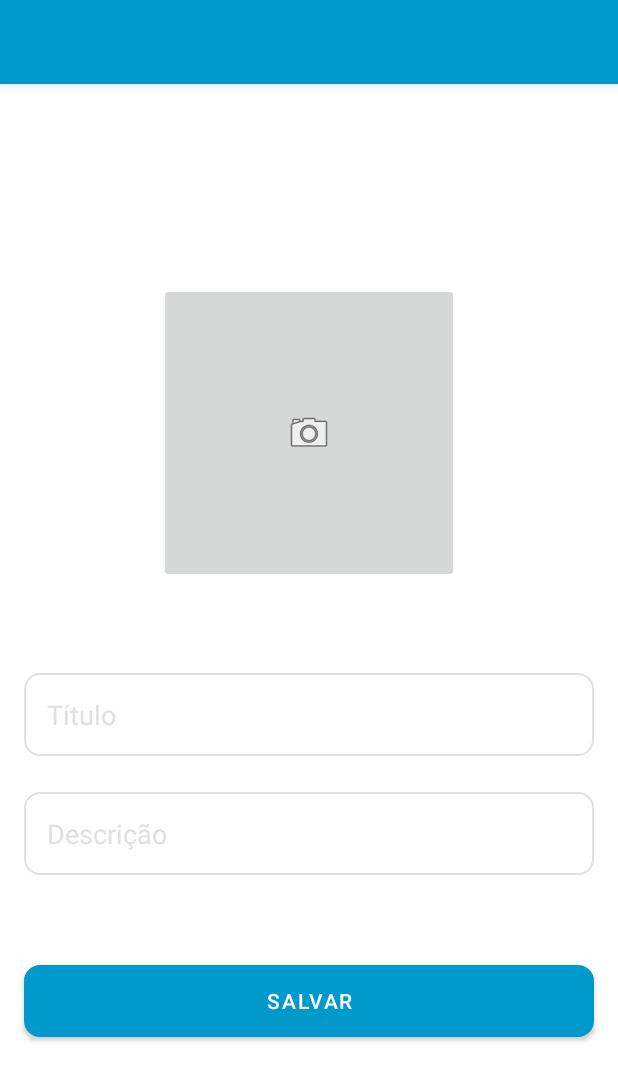
After one commit to RafaelBarbosa09/at-monetizacao-kotlin, an Android app: the CadastroAnotacaoFragment screen opened through its navigation route, on a phone screen of 412 x 824 dp. The commit adds this screen. Shown: the top 1081 px of the screen. Run offline under Robolectric (Android 15) with nearby library versions, the phone set to English and light mode, and no system bars; our stand-ins replace Firebase (no records; nobody signed in at launch, a user with empty details on screens opened directly); 3 statements that could not run were skipped.

Commit message:
dando merda no bitmap

```diff
--- a/app/build.gradle
+++ b/app/build.gradle
@@ -12,7 +12,7 @@ android {
 
     defaultConfig {
         applicationId "br.edu.infnet.at_monetizacao"
-        minSdkVersion 23
+        minSdkVersion 21  //23
         targetSdkVersion 30
         versionCode 1
         versionName "1.0"
@@ -48,6 +48,7 @@ dependencies {
     implementation 'androidx.navigation:navigation-ui-ktx:2.3.5'
     implementation 'androidx.lifecycle:lifecycle-livedata-ktx:2.3.1'
     implementation 'androidx.lifecycle:lifecycle-viewmodel-ktx:2.3.1'
+    implementation 'com.google.firebase:firebase-firestore:23.0.1'
     testImplementation 'junit:junit:4.+'
     androidTestImplementation 'androidx.test.ext:junit:1.1.2'
     androidTestImplementation 'androidx.test.espresso:espresso-core:3.3.0'
--- /dev/null
+++ b/app/src/main/java/br/edu/infnet/at_monetizacao/domain/dao/AnotacaoDAO.kt
@@ -0,0 +1,7 @@
+package br.edu.infnet.at_monetizacao.domain.dao
+
+import br.edu.infnet.at_monetizacao.domain.entity.Anotacao
+
+interface AnotacaoDAO : DAO<Anotacao, String> {
+
+}
--- /dev/null
+++ b/app/src/main/java/br/edu/infnet/at_monetizacao/domain/dao/DAO.kt
@@ -0,0 +1,9 @@
+package br.edu.infnet.at_monetizacao.domain.dao
+
+import com.google.android.gms.tasks.Task
+
+interface DAO<E, K> {
+    fun salvar(entity: E): Task<Void>;
+    fun excluir(key: K): Task<Void>;
+    fun alterar(entity: E, key: K): Task<Void>;
+}
--- /dev/null
+++ b/app/src/main/java/br/edu/infnet/at_monetizacao/domain/entity/Anotacao.kt
@@ -0,0 +1,14 @@
+package br.edu.infnet.at_monetizacao.domain.entity
+
+import com.google.firebase.firestore.DocumentId
+import java.util.*
+
+class Anotacao (
+        @DocumentId
+        var id: String ?= null,
+        var foreignKey: String ?= null,
+        var createdAt: Date?= null,
+//    var urlImage: List<ByteArray> ?= null,
+        var title: String ?= null,
+        var description: String ?= null
+)
--- /dev/null
+++ b/app/src/main/java/br/edu/infnet/at_monetizacao/domain/service/AnotacaoService.kt
@@ -0,0 +1,23 @@
+package br.edu.infnet.at_monetizacao.domain.service
+
+import br.edu.infnet.at_monetizacao.domain.dao.AnotacaoDAO
+import br.edu.infnet.at_monetizacao.domain.entity.Anotacao
+import com.google.android.gms.tasks.Task
+import com.google.firebase.firestore.FirebaseFirestore
+
+class AnotacaoService : AnotacaoDAO {
+
+    var db = FirebaseFirestore.getInstance().collection("anotacao")
+
+    override fun salvar(entity: Anotacao): Task<Void> {
+        return db.document().set(entity)
+    }
+
+    override fun excluir(key: String): Task<Void> {
+        return db.document(key).delete()
+    }
+
+    override fun alterar(entity: Anotacao, key: String): Task<Void> {
+        return db.document(key).set(entity)
+    }
+}
--- /dev/null
+++ b/app/src/main/java/br/edu/infnet/at_monetizacao/ui/anotacao/CadastroAnotacaoFragment.kt
@@ -0,0 +1,107 @@
+package br.edu.infnet.at_monetizacao.ui.anotacao
+
+import android.Manifest
+import android.app.Activity
+import android.content.Intent
+import android.content.pm.PackageManager
+import android.graphics.Bitmap
+import android.os.Bundle
+import android.os.Environment
+import android.provider.MediaStore
+import android.util.Log
+import androidx.fragment.app.Fragment
+import android.view.LayoutInflater
+import android.view.View
+import android.view.ViewGroup
+import android.widget.EditText
+import android.widget.ImageView
+import android.widget.Toast
+import androidx.core.content.ContextCompat
+import br.edu.infnet.at_monetizacao.R
+import br.edu.infnet.at_monetizacao.domain.service.AnotacaoService
+import com.google.firebase.auth.FirebaseAuth
+import kotlinx.android.synthetic.main.fragment_cadastro_anotacao.*
+import java.io.File
+import java.io.FileOutputStream
+import java.util.*
+
+class CadastroAnotacaoFragment : Fragment() {
+
+    private lateinit var viewModel: CadastroAnotacaoViewModel
+    private val CAMERA_REQUEST_CODE = 0
+    private lateinit var bitmapPicture: Bitmap
+
+    private lateinit var firebaseAuthService: FirebaseAuth
+    private lateinit var annotationService: AnotacaoService
+    private lateinit var manifest: Manifest
+
+    override fun onCreateView(
+        inflater: LayoutInflater, container: ViewGroup?,
+        savedInstanceState: Bundle?
+    ): View? {
+        val view =  inflater.inflate(R.layout.fragment_cadastro_anotacao, container, false)
+
+        viewModel = CadastroAnotacaoViewModel()
+
+        salvarFoto(view)
+
+        return view
+    }
+
+    override fun onViewCreated(view: View, savedInstanceState: Bundle?) {
+        super.onViewCreated(view, savedInstanceState)
+
+        val editTextTitulo = view.findViewById<EditText>(R.id.iptTituloAnotacao).text.toString()
+        val editTextDescricao = view.findViewById<EditText>(R.id.iptTituloDescricao).text.toString()
+
+        val file = File(requireActivity().getExternalFilesDir(Environment.DIRECTORY_PICTURES), editTextTitulo + Calendar.getInstance().time.toString() + ".jpeg")
+        val fOut = FileOutputStream(file)
+
+        bitmapPicture.compress(Bitmap.CompressFormat.JPEG, 85, fOut)
+
+
+        fOut.flush()
+        fOut.close()
+
+        var picture = bitmapPicture
+
+        viewModel.salvarAnotacao(editTextTitulo, editTextDescricao, picture)
+    }
+
+    private fun salvarFoto(view: View) {
+        var fotoImageView = view.findViewById<ImageView>(R.id.imgAnotacao)
+
+        fotoImageView.setOnClickListener {
+
+            if(ContextCompat.checkSelfPermission(requireContext(),  Manifest.permission.CAMERA) == PackageManager.PERMISSION_GRANTED) {
+                val takePictureIntent = Intent(MediaStore.ACTION_IMAGE_CAPTURE)
+
+                if (takePictureIntent.resolveActivity(requireContext().packageManager) != null) {
+                    startActivityForResult(takePictureIntent, CAMERA_REQUEST_CODE)
+                } else {
+                    Toast.makeText(requireContext(), "Peguei a foto!", Toast.LENGTH_SHORT).show()
+                }
+            } else {
+                if (shouldShowRequestPermissionRationale(Manifest.permission.CAMERA)) {
+                    Log.e("permissão câmera -> ", "deu ruim na permissao da camera")
+                }
+                requestPermissions(arrayOf(Manifest.permission.CAMERA), CAMERA_REQUEST_CODE)
+            }
+
+        }
+    }
+
+    override fun onActivityResult(requestCode: Int, resultCode: Int, data: Intent?) {
+
+        if (requestCode == CAMERA_REQUEST_CODE && resultCode == Activity.RESULT_OK) {
+            val img = data?.extras?.get("data") as Bitmap
+
+            bitmapPicture = img
+            imgAnotacao.setImageBitmap(bitmapPicture)
+
+        } else {
+            super.onActivityResult(requestCode, resultCode, data)
+        }
+    }
+
+}
--- /dev/null
+++ b/app/src/main/java/br/edu/infnet/at_monetizacao/ui/anotacao/CadastroAnotacaoViewModel.kt
@@ -0,0 +1,53 @@
+package br.edu.infnet.at_monetizacao.ui.anotacao
+
+import android.graphics.Bitmap
+import android.util.Log
+import androidx.lifecycle.LiveData
+import androidx.lifecycle.MutableLiveData
+import androidx.lifecycle.ViewModel
+import br.edu.infnet.at_monetizacao.domain.entity.Anotacao
+import br.edu.infnet.at_monetizacao.domain.service.AnotacaoService
+import com.google.firebase.auth.FirebaseAuth
+import java.io.ByteArrayOutputStream
+import java.util.*
+
+class CadastroAnotacaoViewModel : ViewModel() {
+
+    private val firebaseAuth = FirebaseAuth.getInstance()
+    private val anotacaoService = AnotacaoService()
+
+    private val _status = MutableLiveData<Boolean>()
+    val status: LiveData<Boolean> = _status
+
+    private val _msg = MutableLiveData<String>()
+    val msg: LiveData<String> = _msg
+
+    fun salvarAnotacao(title: String, description: String, picture: Bitmap) {
+
+        var emailKey = firebaseAuth.currentUser!!.email
+
+        val stream = ByteArrayOutputStream()
+        picture.compress(Bitmap.CompressFormat.PNG, 90, stream)
+        val image = stream.toByteArray()
+
+        var anotacao = Anotacao(
+            null,
+            emailKey,
+            Calendar.getInstance().time,
+            title,
+            description
+        )
+
+        var task = anotacaoService.salvar(anotacao)
+
+        task
+            .addOnSuccessListener {
+                _status.value = true
+                _msg.value = "Image saved successfully"
+            }
+            .addOnFailureListener {
+                Log.e("Salvar anotacao -> ", "${it.message}")
+                _msg.value = "${it.message}"
+            }
+    }
+}
--- a/app/src/main/java/br/edu/infnet/at_monetizacao/ui/usuario/login/LoginFragment.kt
+++ b/app/src/main/java/br/edu/infnet/at_monetizacao/ui/usuario/login/LoginFragment.kt
@@ -30,7 +30,7 @@ class LoginFragment : Fragment() {
 
         viewModel.sucesso.observe(viewLifecycleOwner, Observer {
             if(it)
-                findNavController().navigate(R.id.homeActivity)
+                findNavController().navigate(R.id.cadastroAnotacaoFragment)
         })
 
         return view
--- /dev/null
+++ b/app/src/main/res/layout/fragment_cadastro_anotacao.xml
@@ -0,0 +1,76 @@
+<?xml version="1.0" encoding="utf-8"?>
+<androidx.constraintlayout.widget.ConstraintLayout xmlns:android="http://schemas.android.com/apk/res/android"
+    xmlns:app="http://schemas.android.com/apk/res-auto"
+    xmlns:tools="http://schemas.android.com/tools"
+    android:layout_width="match_parent"
+    android:layout_height="match_parent"
+    tools:context=".ui.anotacao.CadastroAnotacaoFragment">
+
+    <EditText
+        android:id="@+id/iptTituloAnotacao"
+        android:layout_width="match_parent"
+        android:layout_height="wrap_content"
+        android:layout_marginStart="16dp"
+        android:layout_marginEnd="16dp"
+        android:layout_marginBottom="24dp"
+        android:background="@drawable/custom_input"
+        android:drawablePadding="10dp"
+        android:ems="10"
+        android:hint="Título"
+        android:inputType="textPersonName"
+        android:padding="15dp"
+        android:textColor="@android:color/darker_gray"
+        android:textColorHint="@color/gray_primary_app"
+        app:layout_constraintBottom_toTopOf="@+id/iptTituloDescricao"
+        app:layout_constraintEnd_toEndOf="parent"
+        app:layout_constraintStart_toStartOf="parent"
+        app:layout_constraintTop_toBottomOf="@+id/imgAnotacao" />
+
+    <EditText
+        android:id="@+id/iptTituloDescricao"
+        android:layout_width="match_parent"
+        android:layout_height="wrap_content"
+        android:layout_marginStart="16dp"
+        android:layout_marginEnd="16dp"
+        android:layout_marginBottom="60dp"
+        android:background="@drawable/custom_input"
+        android:drawablePadding="10dp"
+        android:ems="10"
+        android:hint="Descrição"
+        android:inputType="textPersonName"
+        android:padding="15dp"
+        android:textColor="@android:color/darker_gray"
+        android:textColorHint="@color/gray_primary_app"
+        app:layout_constraintBottom_toTopOf="@+id/btnCadastrarAnotacao"
+        app:layout_constraintEnd_toEndOf="parent"
+        app:layout_constraintStart_toStartOf="parent"
+        app:layout_constraintTop_toBottomOf="@+id/iptTituloAnotacao" />
+
+    <Button
+        android:id="@+id/btnCadastrarAnotacao"
+        android:layout_width="match_parent"
+        android:layout_height="wrap_content"
+        android:layout_marginStart="16dp"
+        android:layout_marginEnd="16dp"
+        android:background="@drawable/btn_custom"
+        android:text="Salvar"
+        app:layout_constraintBottom_toBottomOf="parent"
+        app:layout_constraintEnd_toEndOf="parent"
+        app:layout_constraintStart_toStartOf="parent"
+        app:layout_constraintTop_toBottomOf="@+id/iptTituloDescricao" />
+
+    <ImageButton
+        android:id="@+id/imgAnotacao"
+        android:layout_width="200dp"
+        android:layout_height="200dp"
+        android:layout_marginStart="105dp"
+        android:layout_marginEnd="105dp"
+        android:layout_marginBottom="60dp"
+        android:src="@android:drawable/ic_menu_camera"
+        app:layout_constraintBottom_toTopOf="@+id/iptTituloAnotacao"
+        app:layout_constraintEnd_toEndOf="parent"
+        app:layout_constraintStart_toStartOf="parent"
+        app:layout_constraintTop_toTopOf="parent"
+        app:layout_constraintVertical_chainStyle="packed" />
+
+</androidx.constraintlayout.widget.ConstraintLayout>
--- a/app/src/main/res/navigation/nav_graph.xml
+++ b/app/src/main/res/navigation/nav_graph.xml
@@ -20,4 +20,9 @@
         android:name="br.edu.infnet.at_monetizacao.HomeActivity"
         android:label="activity_home"
         tools:layout="@layout/activity_home" />
+    <fragment
+        android:id="@+id/cadastroAnotacaoFragment"
+        android:name="br.edu.infnet.at_monetizacao.ui.anotacao.CadastroAnotacaoFragment"
+        android:label="fragment_cadastro_anotacao"
+        tools:layout="@layout/fragment_cadastro_anotacao" />
 </navigation>
```
